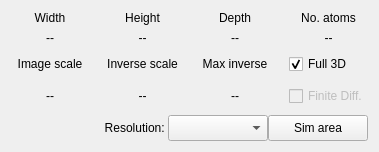
JJPPeters/clTEM, file src/gui/frames/simulationframe.ui: the form before one commit.
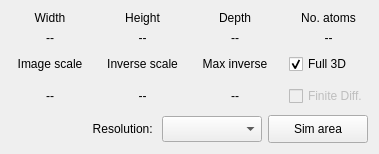
The form after the commit.

```diff
--- a/src/gui/frames/simulationframe.ui
+++ b/src/gui/frames/simulationframe.ui
@@ -218,6 +218,9 @@
    </item>
    <item row="4" column="2" colspan="4">
     <layout class="QHBoxLayout" name="horizontalLayout">
+     <property name="spacing">
+      <number>6</number>
+     </property>
      <item>
       <spacer name="hSpacer">
        <property name="orientation">
@@ -252,7 +255,7 @@
        <property name="maximumSize">
         <size>
          <width>16777215</width>
-         <height>100</height>
+         <height>26</height>
         </size>
        </property>
        <property name="currentText">
@@ -308,7 +311,7 @@
        <property name="minimumSize">
         <size>
          <width>100</width>
-         <height>26</height>
+         <height>28</height>
         </size>
        </property>
        <property name="maximumSize">
```
